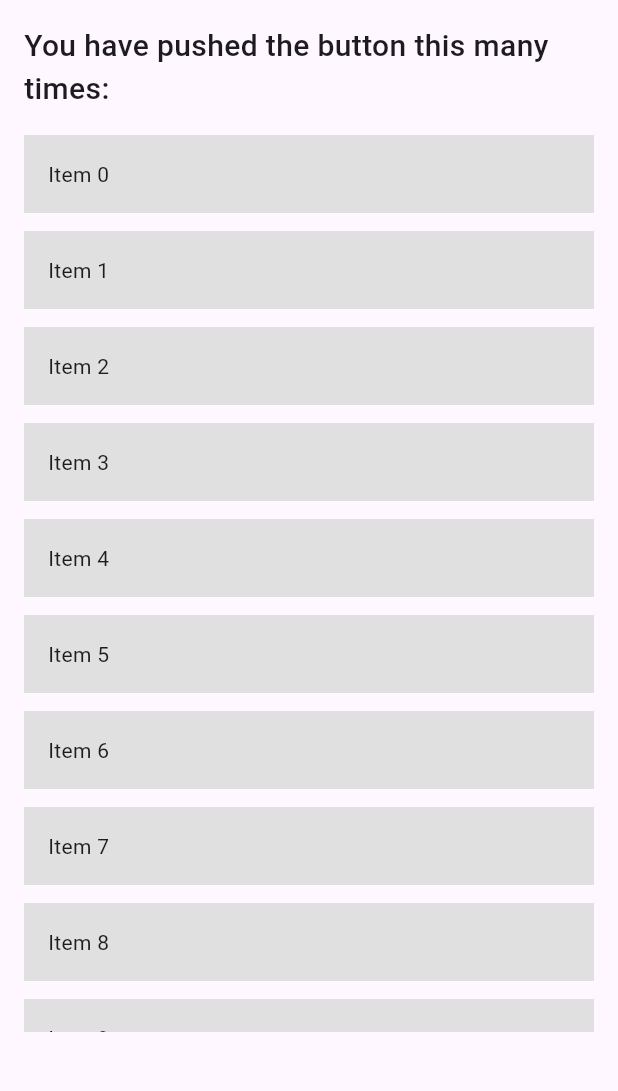
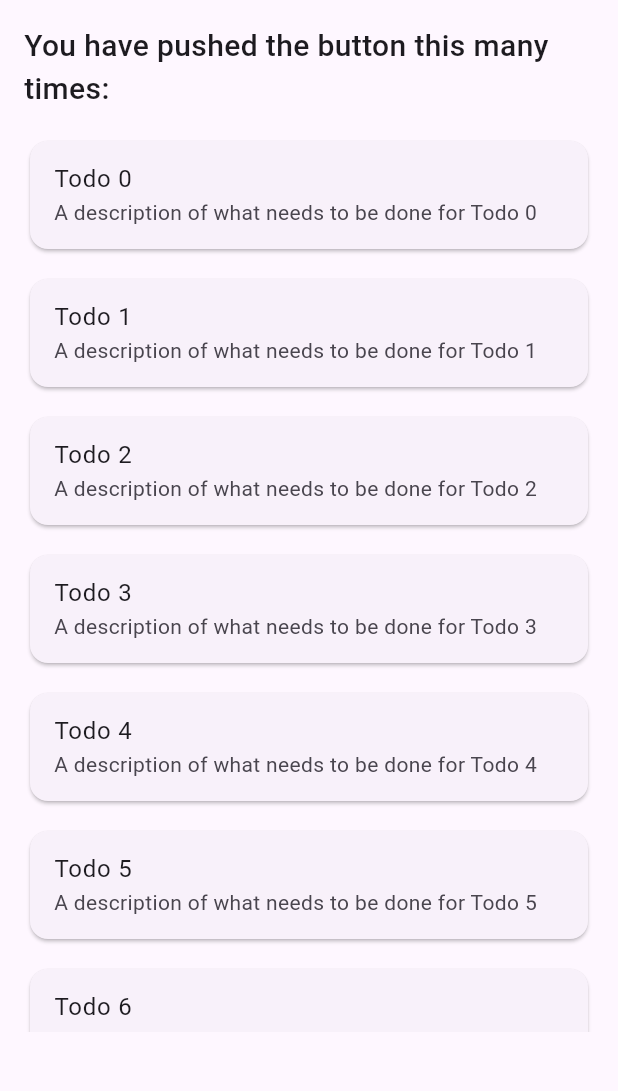
Before and after one commit to tuyen1204/Ziichat_INTERN, a Flutter app: the screen it shows after launch, on a phone screen of 412 x 824 dp, the part 84-1175 px from its top. Run offline on Flutter 3.47's test engine with Material 3 defaults, Android fonts, the phone set to English and light mode, and no system bars.

Commit message:
[flutter]

```diff
--- a/Flutter/flutter_application_1/lib/main.dart
+++ b/Flutter/flutter_application_1/lib/main.dart
@@ -1,3 +1,4 @@
+import 'package:flutter/cupertino.dart';
 import 'package:flutter/material.dart';
 
 void main() {
@@ -28,7 +29,18 @@ class MyHomePage extends StatefulWidget {
   State<MyHomePage> createState() => _MyHomePageState();
 }
 
+class Todo {
+  final String title;
+  final String description;
+  Todo(this.title, this.description);
+}
+
 class _MyHomePageState extends State<MyHomePage> {
+  final todos = List.generate(
+      10,
+      (i) => Todo(
+          'Todo $i', 'A description of what needs to be done for Todo $i'));
+
   @override
   Widget build(BuildContext context) {
     return Scaffold(
@@ -51,13 +63,21 @@ class _MyHomePageState extends State<MyHomePage> {
               Column(
                 spacing: 12,
                 children: [
-                  for (int i = 0; i < 10; i++)
-                    Container(
-                      color: Color(0xFFE0E0E0),
-                      width: double.infinity,
-                      padding: const EdgeInsets.all(16),
-                      child: Text("Item $i"),
-                    )
+                  for (var todo in todos)
+                    Card(
+                      child: ListTile(
+                        title: Text(todo.title),
+                        subtitle: Text(todo.description),
+                        onTap: () {
+                          // Redirect to the detail page
+                          Navigator.push(
+                              context,
+                              MaterialPageRoute(
+                                  builder: (context) => const ToDetail(),
+                                  settings: RouteSettings(arguments: todo)));
+                        },
+                      ),
+                    ),
                 ],
               ),
               TextButton(
@@ -65,17 +85,19 @@ class _MyHomePageState extends State<MyHomePage> {
                   foregroundColor: WidgetStateProperty.all<Color>(Colors.white),
                   backgroundColor: WidgetStateProperty.all<Color>(Colors.amber),
                 ),
-                onPressed: () {},
+                onPressed: () {
+                  Route route =
+                      MaterialPageRoute(builder: (context) => SecondHome());
+                  Navigator.push(context, route);
+                },
                 child: Text(
-                  'TextButton',
+                  'Second Home',
                   style: TextStyle(fontSize: 20),
                 ),
               ),
               ElevatedButton(
-                onPressed: () {
-                  print("on pressed");
-                },
-                child: Text('ElevatedButton'),
+                onPressed: () {},
+                child: Text('Button'),
               ),
               FilledButton(onPressed: null, child: Text('Disabled')),
               FloatingActionButton(
@@ -122,6 +144,22 @@ class _MyHomePageState extends State<MyHomePage> {
                   FocusManager.instance.primaryFocus?.unfocus();
                 },
               ),
+              SizedBox(
+                height: 200,
+                child: CarouselView(
+                  itemExtent: 200,
+                  children: [
+                    for (int i = 0; i < 10; i++)
+                      SizedBox(
+                        width: double.infinity,
+                        child: FittedBox(
+                          fit: BoxFit.fill,
+                          child: Image.asset('assets/images/image-1.jpg'),
+                        ),
+                      )
+                  ],
+                ),
+              ),
             ],
           ),
         ),
@@ -129,3 +167,62 @@ class _MyHomePageState extends State<MyHomePage> {
     );
   }
 }
+
+class ToDetail extends StatelessWidget {
+  const ToDetail({super.key});
+
+  @override
+  Widget build(BuildContext context) {
+    final todo = ModalRoute.of(context)!.settings.arguments as Todo;
+    return Scaffold(
+      appBar: AppBar(
+        title: Text('Detail Page ${todo.title}'),
+      ),
+      body: Column(
+        spacing: 16,
+        children: [
+          Text(
+            'This is the second home page ${todo.title}',
+            style: TextStyle(
+              color: Colors.black,
+            ),
+          ),
+          Center(
+            child: ElevatedButton(
+              onPressed: () {
+                Navigator.pop(context);
+              },
+              child: Text('Go back!'),
+            ),
+          ),
+        ],
+      ),
+    );
+  }
+}
+
+class SecondHome extends StatelessWidget {
+  const SecondHome({super.key});
+
+  @override
+  Widget build(BuildContext context) {
+    return Scaffold(
+      appBar: AppBar(
+        title: Text('Second Home'),
+      ),
+      body: Center(
+        child: Column(
+          spacing: 16,
+          children: [
+            ElevatedButton(
+              onPressed: () {
+                Navigator.pop(context);
+              },
+              child: Text('Go back!'),
+            ),
+          ],
+        ),
+      ),
+    );
+  }
+}
```
Also changed, not shown: Flutter/flutter_application_1/pubspec.yaml (+3 -5 lines), Flutter/flutter_application_1/assets/images/image-1.jpg (added).
